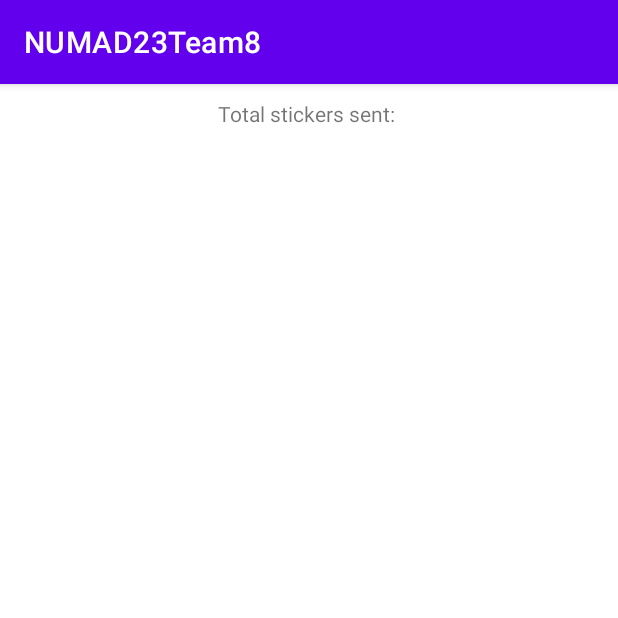
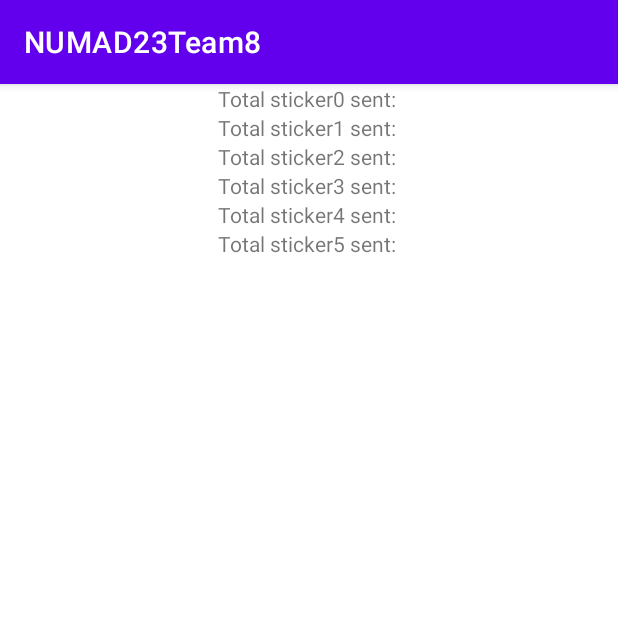
Before and after one commit to yyyyhuang/SafeSheAndroidApp, an Android app: the ContactActivity screen opened directly, with no data from a screen before it, on a phone screen of 412 x 824 dp, the top half of it. Run offline under Robolectric (Android 15) with nearby library versions, the phone set to English and light mode, and no system bars; our stand-ins replace Firebase (no records; nobody signed in at launch, a user with empty details on screens opened directly); 1 statement that could not run was skipped.

Commit message:
update counts

```diff
--- a/app/src/main/java/edu/northeastern/numad23team8/ContactActivity.java
+++ b/app/src/main/java/edu/northeastern/numad23team8/ContactActivity.java
@@ -27,7 +27,13 @@ public class ContactActivity extends AppCompatActivity {
     ArrayList<User> usersList;
     UserAdapter userAdapter;
     RecyclerView recyclerView;
-    TextView countView;
+    TextView count_0View;
+    TextView count_1View;
+    TextView count_2View;
+    TextView count_3View;
+    TextView count_4View;
+    TextView count_5View;
+
 
 
     @Override
@@ -40,7 +46,12 @@ public class ContactActivity extends AppCompatActivity {
 
         firebasedatabase = FirebaseDatabase.getInstance();
         usersList = new ArrayList<>();
-        countView = findViewById(R.id.count);
+        count_0View = findViewById(R.id.count_0);
+        count_1View = findViewById(R.id.count_1);
+        count_2View = findViewById(R.id.count_2);
+        count_3View = findViewById(R.id.count_3);
+        count_4View = findViewById(R.id.count_4);
+        count_5View = findViewById(R.id.count_5);
 
         DatabaseReference userRef = firebasedatabase.getReference().child("users");
         userRef.addValueEventListener(new ValueEventListener() {
@@ -53,8 +64,23 @@ public class ContactActivity extends AppCompatActivity {
                         usersList.add(user);
                     }
                     else {
-                        String msg = "Total stickers sent: " + user.getCount();
-                        countView.setText(msg);
+                        String msg0 = "Total sticker0 sent: " + user.getCount_0();
+                        count_0View.setText(msg0);
+
+                        String msg1 = "Total sticker1 sent: " + user.getCount_1();
+                        count_1View.setText(msg1);
+
+                        String msg2 = "Total sticker2 sent: " + user.getCount_2();
+                        count_2View.setText(msg2);
+
+                        String msg3 = "Total sticker3 sent: " + user.getCount_3();
+                        count_3View.setText(msg3);
+
+                        String msg4 = "Total sticker4 sent: " + user.getCount_4();
+                        count_4View.setText(msg4);
+
+                        String msg5 = "Total sticker5 sent: " + user.getCount_5();
+                        count_5View.setText(msg5);
                         // Log.d("count: ", String.valueOf(user.getCount()));
                     }
                 }
--- a/app/src/main/java/edu/northeastern/numad23team8/LoginActivity.java
+++ b/app/src/main/java/edu/northeastern/numad23team8/LoginActivity.java
@@ -56,7 +56,7 @@ public class LoginActivity extends AppCompatActivity {
                             Toast.LENGTH_SHORT).show();
                 } else if(!dataSnapshot.exists()) {
                     //create new user
-                    User new_user = new User(username, 0);
+                    User new_user = new User(username, 0, 0, 0, 0, 0,0);
                     userRef.setValue(new_user);
 
                     // start ContactActivity
--- a/app/src/main/res/layout/activity_contact.xml
+++ b/app/src/main/res/layout/activity_contact.xml
@@ -7,12 +7,67 @@
     tools:context=".ContactActivity">
 
     <TextView
-        android:id="@+id/count"
+        android:id="@+id/count_0"
         android:layout_width="wrap_content"
         android:layout_height="wrap_content"
-        android:text="Total stickers sent: "
-        android:layout_margin="10dp"
+        android:text="Total sticker0 sent: "
+        android:layout_margin="0dp"
         app:layout_constraintTop_toTopOf="parent"
+        app:layout_constraintStart_toStartOf="parent"
+        app:layout_constraintEnd_toEndOf="parent"
+        app:layout_constraintBottom_toTopOf="@+id/count_1"/>
+
+    <TextView
+        android:id="@+id/count_1"
+        android:layout_width="wrap_content"
+        android:layout_height="wrap_content"
+        android:text="Total sticker1 sent: "
+        android:layout_margin="0dp"
+        app:layout_constraintTop_toBottomOf="@id/count_0"
+        app:layout_constraintStart_toStartOf="parent"
+        app:layout_constraintEnd_toEndOf="parent"
+        app:layout_constraintBottom_toTopOf="@+id/count_2"/>
+
+    <TextView
+        android:id="@+id/count_2"
+        android:layout_width="wrap_content"
+        android:layout_height="wrap_content"
+        android:text="Total sticker2 sent: "
+        android:layout_margin="0dp"
+        app:layout_constraintTop_toBottomOf="@id/count_1"
+        app:layout_constraintStart_toStartOf="parent"
+        app:layout_constraintEnd_toEndOf="parent"
+        app:layout_constraintBottom_toTopOf="@+id/count_3"/>
+
+    <TextView
+        android:id="@+id/count_3"
+        android:layout_width="wrap_content"
+        android:layout_height="wrap_content"
+        android:text="Total sticker3 sent: "
+        android:layout_margin="0dp"
+        app:layout_constraintTop_toBottomOf="@id/count_2"
+        app:layout_constraintStart_toStartOf="parent"
+        app:layout_constraintEnd_toEndOf="parent"
+        app:layout_constraintBottom_toTopOf="@+id/count_4"/>
+
+    <TextView
+        android:id="@+id/count_4"
+        android:layout_width="wrap_content"
+        android:layout_height="wrap_content"
+        android:text="Total sticker4 sent: "
+        android:layout_margin="0dp"
+        app:layout_constraintTop_toBottomOf="@id/count_3"
+        app:layout_constraintStart_toStartOf="parent"
+        app:layout_constraintEnd_toEndOf="parent"
+        app:layout_constraintBottom_toTopOf="@+id/count_5"/>
+
+    <TextView
+        android:id="@+id/count_5"
+        android:layout_width="wrap_content"
+        android:layout_height="wrap_content"
+        android:text="Total sticker5 sent: "
+        android:layout_margin="0dp"
+        app:layout_constraintTop_toBottomOf="@id/count_4"
         app:layout_constraintStart_toStartOf="parent"
         app:layout_constraintEnd_toEndOf="parent"
         app:layout_constraintBottom_toTopOf="@+id/contact_recycler_view"/>
@@ -25,7 +80,7 @@
         app:layout_constraintBottom_toBottomOf="parent"
         app:layout_constraintEnd_toEndOf="parent"
         app:layout_constraintStart_toStartOf="parent"
-        app:layout_constraintTop_toBottomOf="@+id/count" />
+        app:layout_constraintTop_toBottomOf="@+id/count_5" />
 
 
 </androidx.constraintlayout.widget.ConstraintLayout>
```
Also changed, not shown: app/src/main/java/edu/northeastern/numad23team8/models/User.java (+20 -4 lines).
